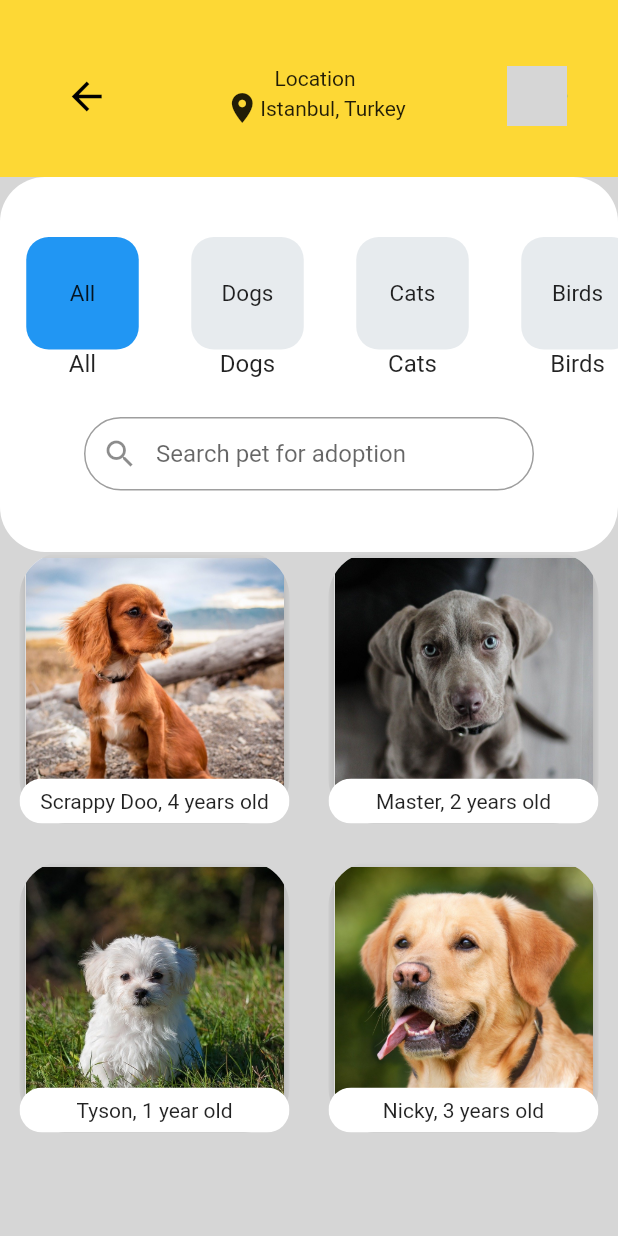
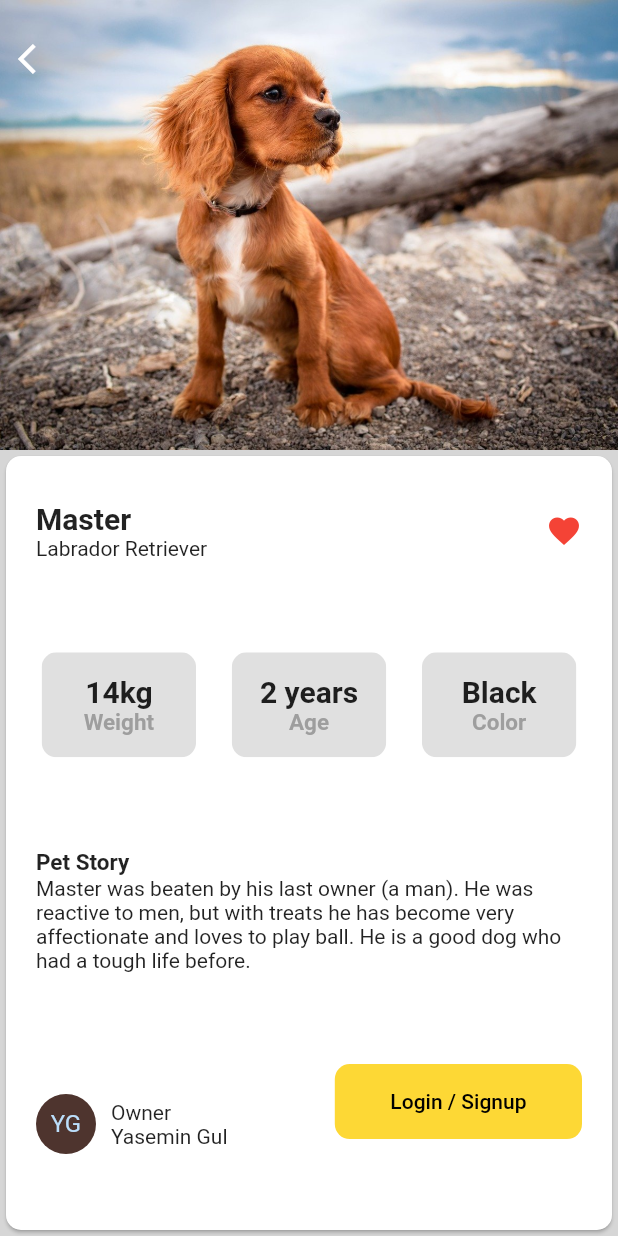
Before and after one commit to italiaiello/flutter-pets, a Flutter app: the PetSearch screen opened directly, after a tap on "Scrappy Doo, 4 years old", on a phone screen of 412 x 824 dp. Run offline on Flutter 3.47's test engine with Material 2 defaults, Android fonts, the phone set to English and light mode, and no system bars; network calls fail; grey boxes are pictures that could not be loaded.

Commit message:
completed the UI layout

```diff
--- /dev/null
+++ b/lib/screens/pet_selected.dart
@@ -0,0 +1,62 @@
+import 'package:flutter/material.dart';
+
+import '../widgets/pet_description.dart';
+
+class PetSelected extends StatefulWidget {
+  final String _petImage;
+
+  PetSelected(this._petImage);
+  @override
+  _PetSelectedState createState() => _PetSelectedState();
+}
+
+class _PetSelectedState extends State<PetSelected> {
+  @override
+  Widget build(BuildContext context) {
+    return Scaffold(
+      body: Container(
+        width: double.infinity,
+        constraints: BoxConstraints.expand(),
+        child: Column(
+          children: <Widget>[
+            Stack(
+              children: <Widget>[
+                Container(
+                  width: double.infinity,
+                  height: 300,
+                  decoration: BoxDecoration(
+                    image: DecorationImage(
+                      fit: BoxFit.cover,
+                      image: AssetImage(widget._petImage),
+                    ),
+                  ),
+                ),
+                Positioned(
+                  top: 15,
+                  child: Container(
+                    child: IconButton(
+                      icon: Icon(Icons.arrow_back_ios),
+                      color: Colors.white,
+                      onPressed: () => Navigator.pop(context),
+                    ),
+                  ),
+                ),
+              ],
+            ),
+            Expanded(
+              child: Container(
+                width: double.infinity,
+                child: Card(
+                  shape: RoundedRectangleBorder(
+                    borderRadius: BorderRadius.all(Radius.circular(10)),
+                  ),
+                  child: PetDescription(),
+                ),
+              ),
+            ),
+          ],
+        ),
+      ),
+    );
+  }
+}
--- a/lib/widgets/pet.dart
+++ b/lib/widgets/pet.dart
@@ -1,6 +1,7 @@
 import 'package:flutter/material.dart';
 
 import '../models/available_pets.dart';
+import '../screens/pet_selected.dart';
 
 class Pet extends StatelessWidget {
   @override
@@ -8,6 +9,7 @@ class Pet extends StatelessWidget {
     return Container(
       width: double.infinity,
       height: 350.0,
+      padding: EdgeInsets.only(top: 5),
       child: ListView(children: <Widget>[
         GridView.builder(
           shrinkWrap: true,
@@ -59,7 +61,15 @@ class Pet extends StatelessWidget {
                   ),
                 ),
               ),
-              onTap: () {},
+              onTap: () {
+                print(index);
+                Navigator.push(
+                  context,
+                  MaterialPageRoute(
+                    builder: (context) => PetSelected(petList[index].imageUrl)
+                  ),
+                );
+              },
             );
           },
         )
--- /dev/null
+++ b/lib/widgets/pet_description.dart
@@ -0,0 +1,182 @@
+import 'package:flutter/material.dart';
+
+class PetDescription extends StatelessWidget {
+  @override
+  Widget build(BuildContext context) {
+    return Column(
+      mainAxisAlignment: MainAxisAlignment.spaceAround,
+      children: <Widget>[
+        Padding(
+          padding: EdgeInsets.symmetric(horizontal: 20),
+          child: Row(
+            mainAxisAlignment: MainAxisAlignment.spaceBetween,
+            children: <Widget>[
+              Column(
+                crossAxisAlignment: CrossAxisAlignment.start,
+                children: <Widget>[
+                  Text(
+                    'Master',
+                    style: TextStyle(
+                      fontSize: 20,
+                      fontWeight: FontWeight.bold,
+                    ),
+                  ),
+                  Text('Labrador Retriever')
+                ],
+              ),
+              Icon(
+                Icons.favorite,
+                color: Colors.red,
+              )
+            ],
+          ),
+        ),
+        Row(
+          mainAxisAlignment: MainAxisAlignment.spaceEvenly,
+          children: <Widget>[
+            ClipRRect(
+              borderRadius: BorderRadius.all(Radius.circular(10)),
+              child: Container(
+                width: MediaQuery.of(context).size.width * 0.25,
+                height: 70,
+                color: Color.fromRGBO(224, 224, 224, 1),
+                child: Column(
+                  mainAxisAlignment: MainAxisAlignment.center,
+                  children: <Widget>[
+                    Text(
+                      '14kg',
+                      style: TextStyle(
+                        fontWeight: FontWeight.bold,
+                        fontSize: 20,
+                      ),
+                    ),
+                    Text(
+                      'Weight',
+                      style: TextStyle(
+                        fontWeight: FontWeight.bold,
+                        fontSize: 15,
+                        color: Colors.grey,
+                      ),
+                    ),
+                  ],
+                ),
+              ),
+            ),
+            ClipRRect(
+              borderRadius: BorderRadius.all(Radius.circular(10)),
+              child: Container(
+                width: MediaQuery.of(context).size.width * 0.25,
+                height: 70,
+                color: Color.fromRGBO(224, 224, 224, 1),
+                child: Column(
+                  mainAxisAlignment: MainAxisAlignment.center,
+                  children: <Widget>[
+                    Text(
+                      '2 years',
+                      style: TextStyle(
+                        fontWeight: FontWeight.bold,
+                        fontSize: 20,
+                      ),
+                    ),
+                    Text(
+                      'Age',
+                      style: TextStyle(
+                        fontWeight: FontWeight.bold,
+                        fontSize: 15,
+                        color: Colors.grey,
+                      ),
+                    ),
+                  ],
+                ),
+              ),
+            ),
+            ClipRRect(
+              borderRadius: BorderRadius.all(Radius.circular(10)),
+              child: Container(
+                width: MediaQuery.of(context).size.width * 0.25,
+                height: 70,
+                color: Color.fromRGBO(224, 224, 224, 1),
+                child: Column(
+                  mainAxisAlignment: MainAxisAlignment.center,
+                  children: <Widget>[
+                    Text(
+                      'Black',
+                      style: TextStyle(
+                        fontWeight: FontWeight.bold,
+                        fontSize: 20,
+                      ),
+                    ),
+                    Text(
+                      'Color',
+                      style: TextStyle(
+                        fontWeight: FontWeight.bold,
+                        fontSize: 15,
+                        color: Colors.grey,
+                      ),
+                    ),
+                  ],
+                ),
+              ),
+            ),
+          ],
+        ),
+        Padding(
+          padding: EdgeInsets.symmetric(horizontal: 20),
+          child: Column(
+            crossAxisAlignment: CrossAxisAlignment.start,
+            children: <Widget>[
+              Text('Pet Story',
+                  style: TextStyle(
+                    fontWeight: FontWeight.bold,
+                    fontSize: 15,
+                  )),
+              Text(
+                  'Master was beaten by his last owner (a man). He was reactive to men, but with treats he has become very affectionate and loves to play ball. He is a good dog who had a tough life before.')
+            ],
+          ),
+        ),
+        Padding(
+          padding: EdgeInsets.symmetric(horizontal: 20),
+          child: Row(
+            mainAxisAlignment: MainAxisAlignment.spaceBetween,
+            children: <Widget>[
+              Row(
+                children: <Widget>[
+                  CircleAvatar(
+                    backgroundColor: Colors.brown.shade800,
+                    child: Text('YG'),
+                  ),
+                  Padding(
+                    padding: EdgeInsets.only(left: 10),
+                    child: Column(
+                      crossAxisAlignment: CrossAxisAlignment.start,
+                      children: <Widget>[Text('Owner'), Text('Yasemin Gul')],
+                    ),
+                  ),
+                ],
+              ),
+              ButtonTheme(
+                minWidth: MediaQuery.of(context).size.width * 0.40,
+                height: 50,
+                child: Center(
+                  child: Padding(
+                    padding: EdgeInsets.only(bottom: 30.0),
+                    child: FlatButton(
+                      textColor: Colors.black,
+                      color: Colors.yellow[600],
+                      onPressed: () {},
+                      child: Text('Login / Signup'),
+                      shape: RoundedRectangleBorder(
+                        borderRadius: BorderRadius.circular(10.0),
+                      ),
+                    ),
+                  ),
+                ),
+              ),
+            ],
+          ),
+        )
+      ],
+    );
+  }
+}
--- a/lib/widgets/pet_options.dart
+++ b/lib/widgets/pet_options.dart
@@ -1,7 +1,7 @@
 import 'package:flutter/material.dart';
 
 class PetOptions extends StatelessWidget {
-  final List<String> options = [
+  final List<String> _options = [
     'All',
     'Dogs',
     'Cats',
@@ -22,13 +22,11 @@ class PetOptions extends StatelessWidget {
           height: 120,
           child: ListView.builder(
             scrollDirection: Axis.horizontal,
-            itemCount: options.length,
+            itemCount: _options.length,
             itemBuilder: (BuildContext context, int index) {
               return GestureDetector(
                 onTap: () {
-                  setState(() {
-                    _selectedIndex = index;
-                  });
+                  _selectedIndex = index;
                 },
                 child: Container(
                   width: 100,
@@ -43,13 +41,13 @@ class PetOptions extends StatelessWidget {
                         width: 75.0,
                         decoration: BoxDecoration(
                           color: _selectedIndex == index
-                              ? Theme.of(context).accentColor
+                              ? Colors.yellow[600]
                               : Color(0xFFE7EBEE),
                           borderRadius: BorderRadius.circular(15.0),
                         ),
                         child: Center(
                           child: Text(
-                            options[index],
+                            _options[index],
                             style: TextStyle(
                               fontSize: 15,
                             ),
@@ -57,7 +55,7 @@ class PetOptions extends StatelessWidget {
                         ),
                       ),
                       Text(
-                        options[index],
+                        _options[index],
                         style: TextStyle(
                           fontSize: 16,
                         ),
@@ -72,6 +70,4 @@ class PetOptions extends StatelessWidget {
       ],
     );
   }
-
-  void setState(Null Function() param0) {}
 }
```
